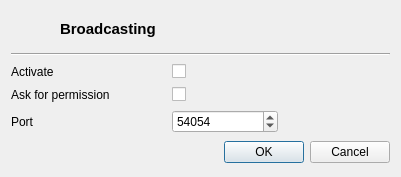
Before: the Qt Designer form src/GUI/PlayerPlugins/Broadcasting/GUI_BroadcastSetup.ui in return42/sayonara, drawn with Qt 5.
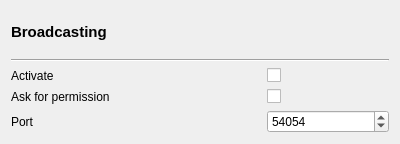
After: the same form once the commit is applied. Icons and pictures are not drawn.

Diff of the .ui file:
```diff
--- a/src/GUI/PlayerPlugins/Broadcasting/GUI_BroadcastSetup.ui
+++ b/src/GUI/PlayerPlugins/Broadcasting/GUI_BroadcastSetup.ui
@@ -1,52 +1,24 @@
 <?xml version="1.0" encoding="UTF-8"?>
 <ui version="4.0">
  <class>GUI_BroadcastSetup</class>
- <widget class="QDialog" name="GUI_BroadcastSetup">
+ <widget class="QWidget" name="GUI_BroadcastSetup">
   <property name="geometry">
    <rect>
     <x>0</x>
     <y>0</y>
-    <width>401</width>
-    <height>177</height>
+    <width>400</width>
+    <height>144</height>
    </rect>
   </property>
   <property name="windowTitle">
    <string>Broadcast setup</string>
   </property>
   <layout class="QGridLayout" name="gridLayout">
-   <item row="0" column="0">
-    <widget class="QLabel" name="lab_icon">
-     <property name="minimumSize">
-      <size>
-       <width>32</width>
-       <height>32</height>
-      </size>
-     </property>
-     <property name="maximumSize">
-      <size>
-       <width>32</width>
-       <height>32</height>
-      </size>
-     </property>
-     <property name="text">
-      <string/>
-     </property>
-     <property name="pixmap">
-      <pixmap resource="../../Resources/Icons.qrc">:/Icons/broadcast.svg.png</pixmap>
-     </property>
-     <property name="scaledContents">
-      <bool>true</bool>
-     </property>
-    </widget>
-   </item>
-   <item row="6" column="0" colspan="4">
-    <widget class="QDialogButtonBox" name="buttonBox">
+   <item row="1" column="0" colspan="3">
+    <widget class="Line" name="line">
      <property name="orientation">
       <enum>Qt::Horizontal</enum>
      </property>
-     <property name="standardButtons">
-      <set>QDialogButtonBox::Cancel|QDialogButtonBox::Ok</set>
-     </property>
     </widget>
    </item>
    <item row="2" column="0">
@@ -56,13 +28,6 @@
      </property>
     </widget>
    </item>
-   <item row="1" column="0" colspan="4">
-    <widget class="Line" name="line">
-     <property name="orientation">
-      <enum>Qt::Horizontal</enum>
-     </property>
-    </widget>
-   </item>
    <item row="2" column="2">
     <widget class="QCheckBox" name="cb_active">
      <property name="text">
@@ -70,21 +35,28 @@
      </property>
     </widget>
    </item>
-   <item row="4" column="0" colspan="2">
+   <item row="3" column="0" colspan="2">
     <widget class="QLabel" name="label_3">
      <property name="text">
       <string>Ask for permission</string>
      </property>
     </widget>
    </item>
-   <item row="4" column="2">
+   <item row="3" column="2">
     <widget class="QCheckBox" name="cb_prompt">
      <property name="text">
       <string/>
      </property>
     </widget>
    </item>
-   <item row="5" column="2">
+   <item row="4" column="0">
+    <widget class="QLabel" name="label">
+     <property name="text">
+      <string>Port</string>
+     </property>
+    </widget>
+   </item>
+   <item row="4" column="2">
     <widget class="QSpinBox" name="sb_port">
      <property name="maximum">
       <number>65535</number>
@@ -94,14 +66,7 @@
      </property>
     </widget>
    </item>
-   <item row="5" column="0">
-    <widget class="QLabel" name="label">
-     <property name="text">
-      <string>Port</string>
-     </property>
-    </widget>
-   </item>
-   <item row="0" column="1" colspan="3">
+   <item row="0" column="0" colspan="3">
     <widget class="QLabel" name="lab_title">
      <property name="font">
       <font>
```
Left out of the diff: 39 changed lines with no effect on the pictures.
